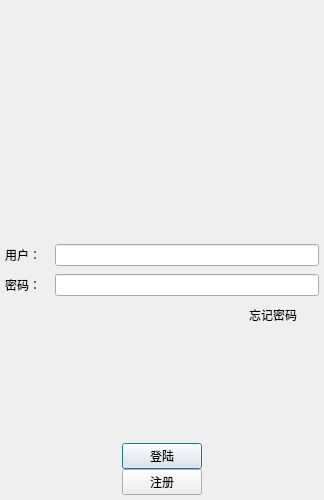
Above: client/logindialog.ui from kakuyo1/wechat before the change. Below: the same form after it.
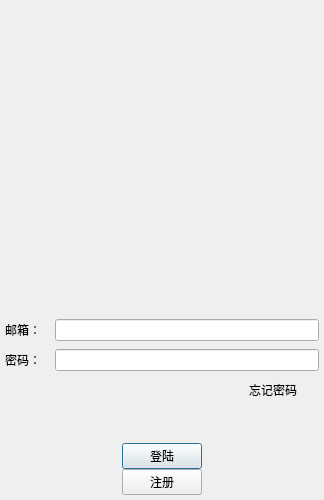
That is the form after the change. Icons and pictures are not drawn. Custom widgets are drawn as their Qt base class.

Diff of the .ui file:
```diff
--- a/client/logindialog.ui
+++ b/client/logindialog.ui
@@ -67,13 +67,13 @@
        <property name="minimumSize">
         <size>
          <width>300</width>
-         <height>0</height>
+         <height>200</height>
         </size>
        </property>
        <property name="maximumSize">
         <size>
          <width>300</width>
-         <height>500</height>
+         <height>200</height>
         </size>
        </property>
        <property name="text">
@@ -103,6 +103,52 @@
        </property>
       </spacer>
      </item>
+     <item>
+      <widget class="QWidget" name="widget" native="true">
+       <property name="sizePolicy">
+        <sizepolicy hsizetype="Preferred" vsizetype="Preferred">
+         <horstretch>0</horstretch>
+         <verstretch>30</verstretch>
+        </sizepolicy>
+       </property>
+       <property name="minimumSize">
+        <size>
+         <width>0</width>
+         <height>40</height>
+        </size>
+       </property>
+       <property name="maximumSize">
+        <size>
+         <width>16777215</width>
+         <height>40</height>
+        </size>
+       </property>
+       <layout class="QVBoxLayout" name="verticalLayout_3">
+        <item alignment="Qt::AlignmentFlag::AlignHCenter|Qt::AlignmentFlag::AlignVCenter">
+         <widget class="QLabel" name="error_tip">
+          <property name="minimumSize">
+           <size>
+            <width>0</width>
+            <height>30</height>
+           </size>
+          </property>
+          <property name="maximumSize">
+           <size>
+            <width>16777215</width>
+            <height>30</height>
+           </size>
+          </property>
+          <property name="text">
+           <string/>
+          </property>
+          <property name="alignment">
+           <set>Qt::AlignmentFlag::AlignCenter</set>
+          </property>
+         </widget>
+        </item>
+       </layout>
+      </widget>
+     </item>
      <item>
       <layout class="QHBoxLayout" name="horizontalLayout_5">
        <item>
@@ -120,7 +166,7 @@
           </size>
          </property>
          <property name="text">
-          <string>用户：</string>
+          <string>邮箱：</string>
          </property>
         </widget>
        </item>
```
Left out of the diff: 4 changed lines with no effect on the pictures.
